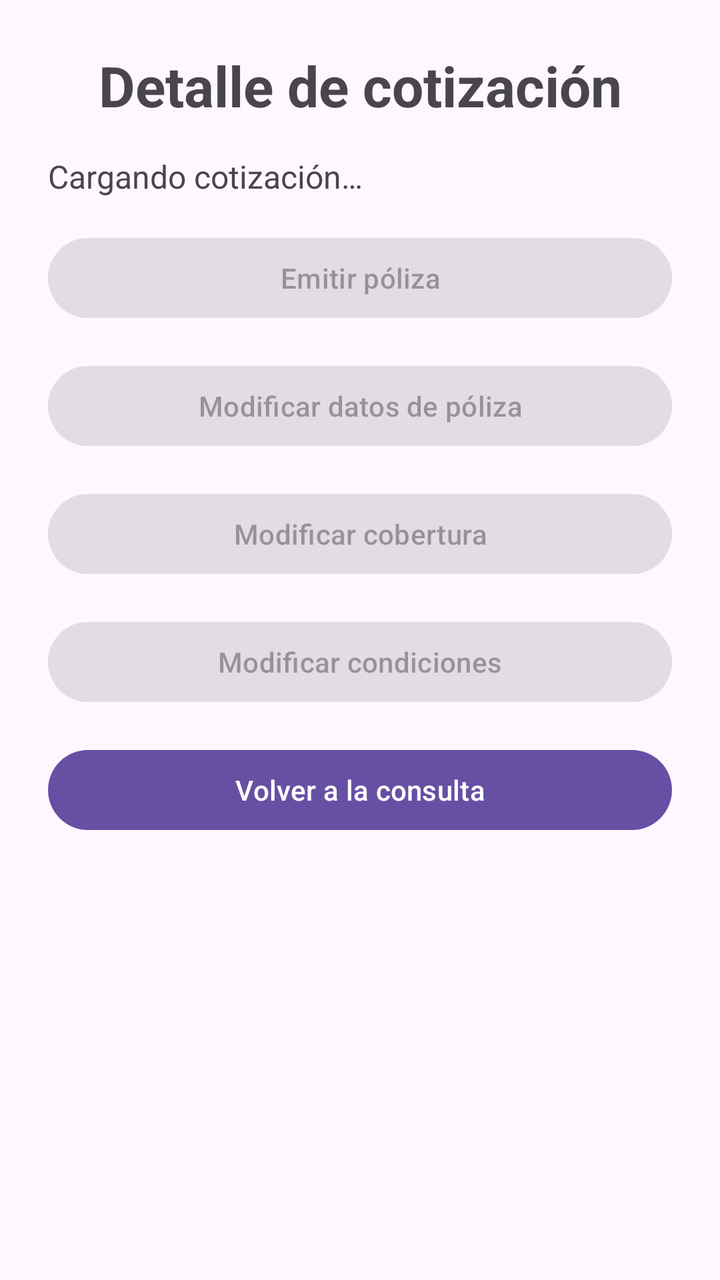
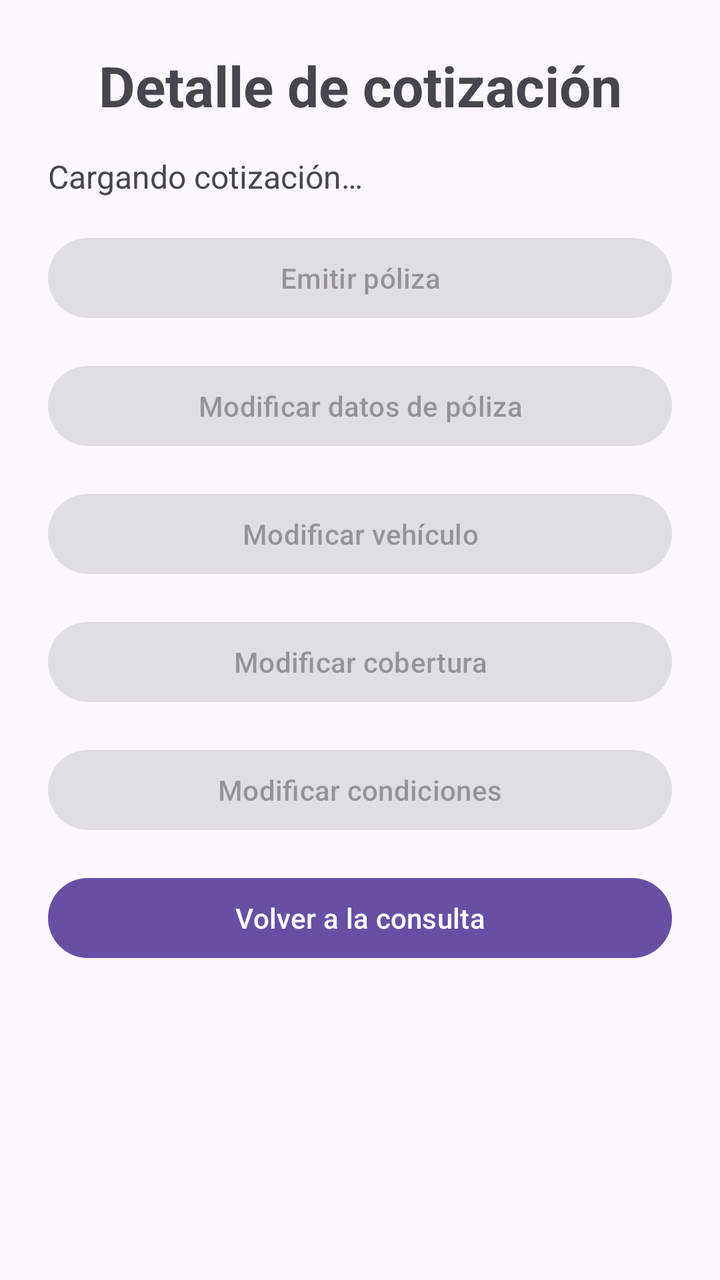

Compare the two renders of this Android layout. The source of the first and the diff that turns it into the second are given below.
<!-- AndroidManifest.xml: application theme Theme.CotizadorSeguros -->
<!-- res/layout/activity_detalle_cotizacion.xml -->
<?xml version="1.0" encoding="utf-8"?>
<androidx.constraintlayout.widget.ConstraintLayout
    xmlns:android="http://schemas.android.com/apk/res/android"
    xmlns:app="http://schemas.android.com/apk/res-auto"
    android:id="@+id/main"
    android:layout_width="match_parent"
    android:layout_height="match_parent">

    <ScrollView
        android:layout_width="0dp"
        android:layout_height="0dp"
        app:layout_constraintTop_toTopOf="parent"
        app:layout_constraintBottom_toBottomOf="parent"
        app:layout_constraintStart_toStartOf="parent"
        app:layout_constraintEnd_toEndOf="parent">

        <LinearLayout
            android:layout_width="match_parent"
            android:layout_height="wrap_content"
            android:orientation="vertical"
            android:padding="@dimen/padding_pantalla">

            <TextView
                android:layout_width="match_parent"
                android:layout_height="wrap_content"
                android:text="@string/detalle_cotizacion_titulo"
                android:textSize="@dimen/titulo_size"
                android:textStyle="bold"
                android:gravity="center"
                android:id="@+id/txtTituloDetalle" />

            <TextView
                android:id="@+id/txtDetalleCotizacion"
                android:layout_width="match_parent"
                android:layout_height="wrap_content"
                android:layout_marginTop="@dimen/margin_normal"
                android:text="@string/detalle_cotizacion_cargando"
                android:textSize="@dimen/texto_normal_size"
                android:textIsSelectable="true" />

            <Button
                android:id="@+id/btnEmitirPoliza"
                android:layout_width="match_parent"
                android:layout_height="wrap_content"
                android:layout_marginTop="@dimen/margin_normal"
                android:text="@string/emision_boton"
                android:enabled="false" />

            <Button
                android:id="@+id/btnModificarPoliza"
                android:layout_width="match_parent"
                android:layout_height="wrap_content"
                android:layout_marginTop="@dimen/margin_normal"
                android:text="@string/detalle_modificar_poliza"
                android:enabled="false" />

            <Button
                android:id="@+id/btnModificarCobertura"
                android:layout_width="match_parent"
                android:layout_height="wrap_content"
                android:layout_marginTop="@dimen/margin_normal"
                android:text="@string/detalle_modificar_cobertura"
                android:enabled="false" />

            <Button
                android:id="@+id/btnModificarCondiciones"
                android:layout_width="match_parent"
                android:layout_height="wrap_content"
                android:layout_marginTop="@dimen/margin_normal"
                android:text="@string/detalle_modificar_condiciones"
                android:enabled="false" />

            <Button
                android:id="@+id/btnVolverConsulta"
                android:layout_width="match_parent"
                android:layout_height="wrap_content"
                android:layout_marginTop="@dimen/margin_normal"
                android:text="@string/detalle_cotizacion_volver" />

        </LinearLayout>
    </ScrollView>

</androidx.constraintlayout.widget.ConstraintLayout>
<!-- resources referenced by this layout -->
<resources>
  <dimen name="margin_normal">16dp</dimen>
  <dimen name="padding_pantalla">24dp</dimen>
  <dimen name="texto_normal_size">16sp</dimen>
  <dimen name="titulo_size">28sp</dimen>
  <string name="detalle_cotizacion_cargando">Cargando cotización…</string>
  <string name="detalle_cotizacion_titulo">Detalle de cotización</string>
  <string name="detalle_cotizacion_volver">Volver a la consulta</string>
  <string name="detalle_modificar_cobertura">Modificar cobertura</string>
  <string name="detalle_modificar_condiciones">Modificar condiciones</string>
  <string name="detalle_modificar_poliza">Modificar datos de póliza</string>
  <string name="emision_boton">Emitir póliza</string>
  <style name="Theme.CotizadorSeguros" parent="Base.Theme.CotizadorSeguros" />
  <style name="Base.Theme.CotizadorSeguros" parent="Theme.Material3.DayNight.NoActionBar">
          
          
      </style>
</resources>

<!-- the commit's change to res/layout/activity_detalle_cotizacion.xml (unified diff, before → after) -->
@@ -55,6 +55,14 @@
                 android:enabled="false" />
 
             <Button
+                android:id="@+id/btnModificarVehiculo"
+                android:layout_width="match_parent"
+                android:layout_height="wrap_content"
+                android:layout_marginTop="@dimen/margin_normal"
+                android:text="@string/detalle_modificar_vehiculo"
+                android:enabled="false" />
+
+            <Button
                 android:id="@+id/btnModificarCobertura"
                 android:layout_width="match_parent"
                 android:layout_height="wrap_content"
<!-- resource entries referenced after the edit -->
@@ -10,6 +10,7 @@
   <string name="detalle_modificar_cobertura">Modificar cobertura</string>
   <string name="detalle_modificar_condiciones">Modificar condiciones</string>
   <string name="detalle_modificar_poliza">Modificar datos de póliza</string>
+  <string name="detalle_modificar_vehiculo">Modificar vehículo</string>
   <string name="emision_boton">Emitir póliza</string>
   <style name="Theme.CotizadorSeguros" parent="Base.Theme.CotizadorSeguros" />
   <style name="Base.Theme.CotizadorSeguros" parent="Theme.Material3.DayNight.NoActionBar">
